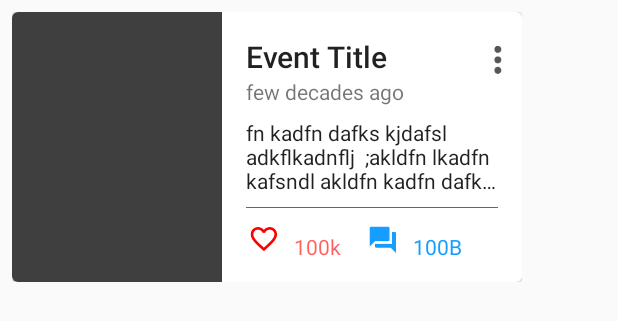
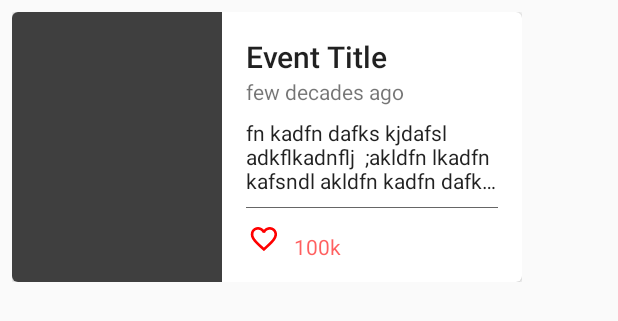
Before and after one commit to suyashmahar/Code.Fun.Do, an Android app: the layout event_card.xml on its own in the app's theme, with its tools: preview values and no code run, on a phone screen of 412 x 824 dp. Shown: the top 321 px of the screen. Run offline under Robolectric (Android 15) with nearby library versions, the light colour scheme and no system bars.

Commit message:
Remove comments and overflow images

```diff
--- a/app/src/main/res/layout/campaign_card.xml
+++ b/app/src/main/res/layout/campaign_card.xml
@@ -83,7 +83,9 @@
                 android:layout_marginBottom="16dp"
                 android:layout_width="32dp"
                 android:layout_height="32dp"
-                android:src="@mipmap/ic_three_dot_menu"/>
+                android:src="@mipmap/ic_three_dot_menu"
+                android:visibility="invisible"
+                />
         </RelativeLayout>
     </android.support.v7.widget.CardView>
 </LinearLayout>
--- a/app/src/main/res/layout/campaign_tile.xml
+++ b/app/src/main/res/layout/campaign_tile.xml
@@ -77,6 +77,8 @@
                 android:layout_marginBottom="16dp"
                 android:layout_width="32dp"
                 android:layout_height="32dp"
-                android:src="@mipmap/ic_three_dot_menu"/>
+                android:src="@mipmap/ic_three_dot_menu"
+                android:visibility="invisible"
+                />
         </RelativeLayout>
 </LinearLayout>
--- a/app/src/main/res/layout/event_card.xml
+++ b/app/src/main/res/layout/event_card.xml
@@ -99,7 +99,10 @@
             android:layout_marginBottom="16dp"
             android:paddingTop="1dp"
             android:src="@mipmap/ic_comments"
+            android:visibility="invisible"
+
             android:layout_alignParentBottom="true"/>
+
         <TextView
             android:id="@+id/event_card_comments_count"
             android:layout_below="@+id/event_card_action_seperator"
@@ -111,6 +114,8 @@
             android:text="100B"
             android:layout_width="wrap_content"
             android:layout_height="wrap_content"
+            android:visibility="invisible"
+
             />
 
         <ImageView
@@ -121,6 +126,7 @@
             android:layout_marginBottom="16dp"
             android:layout_width="32dp"
             android:layout_height="32dp"
+            android:visibility="invisible"
             android:src="@mipmap/ic_three_dot_menu"/>
     </RelativeLayout>
 </android.support.v7.widget.CardView>
```
Also changed, not shown: app/src/main/res/layout/event_tile.xml (+7 -1 lines).
